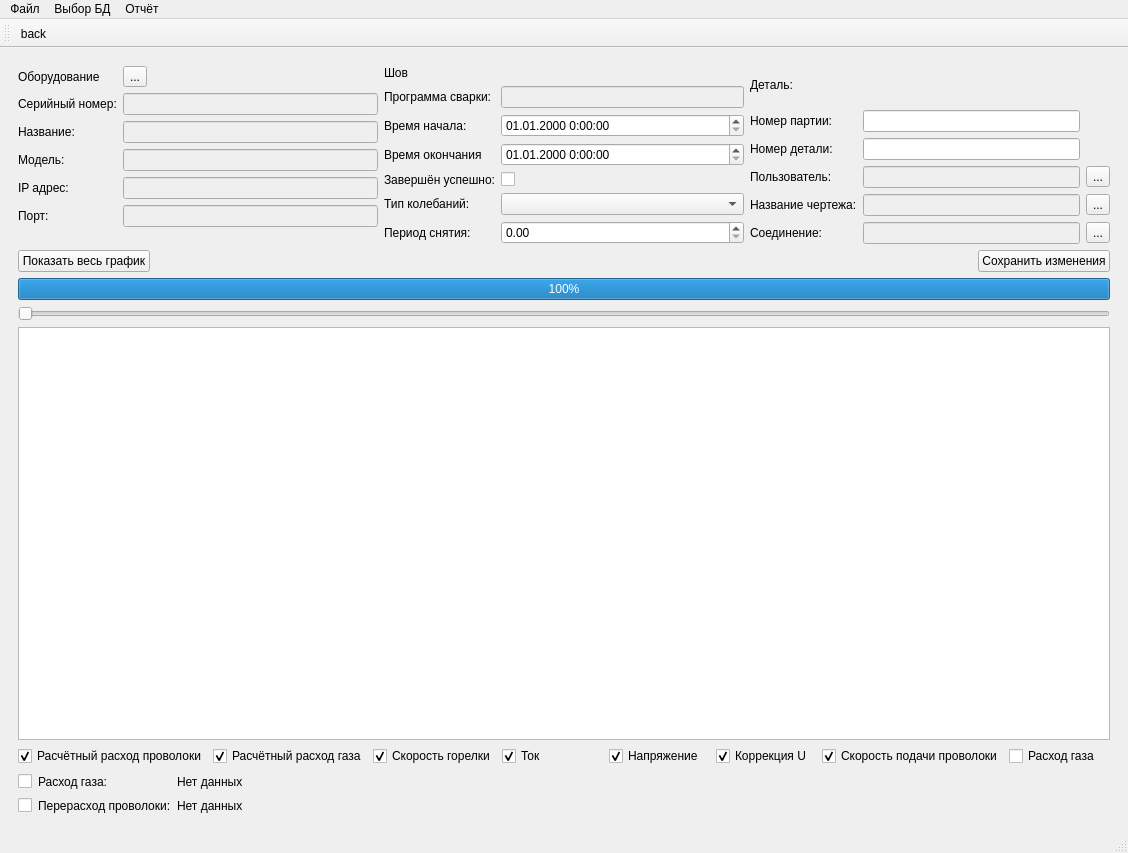
The window that venv/irsDB/base.ui (Ilaygor/irsDB) describes before a commit, drawn with Qt 5.
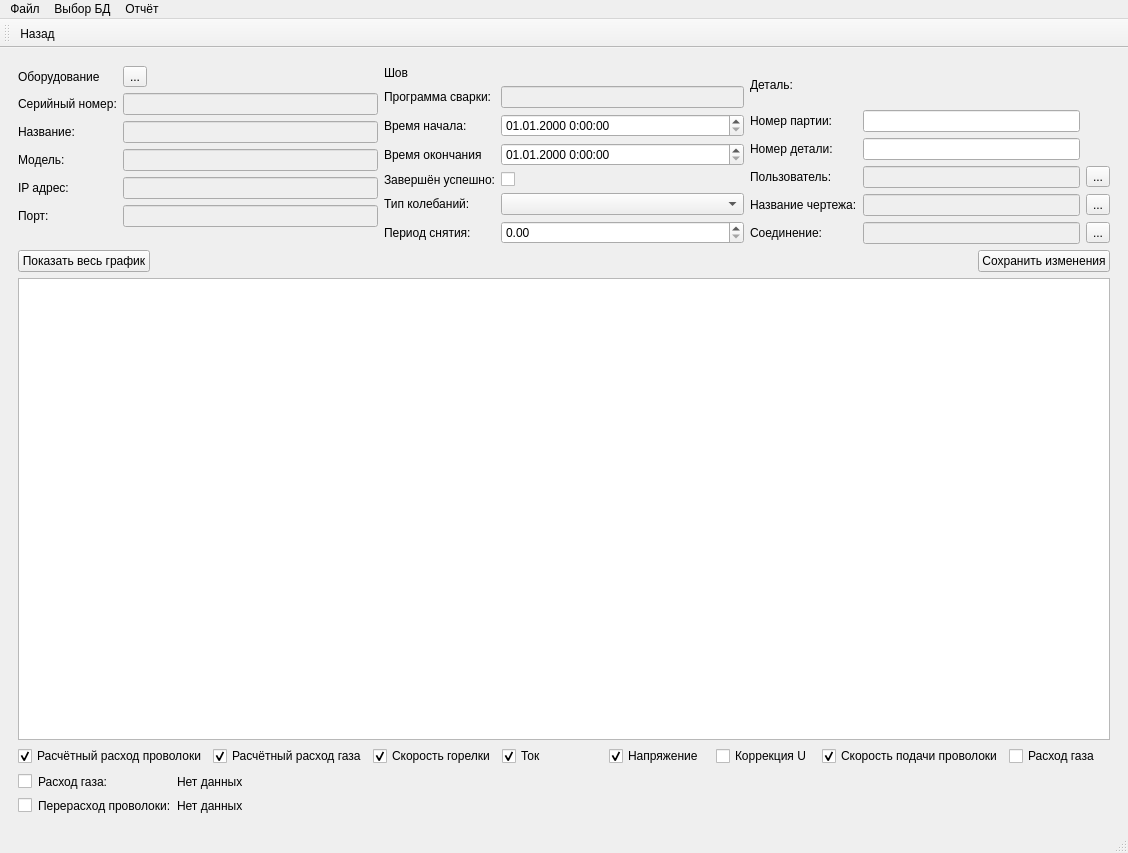
The same window after the commit. Icons and pictures are not drawn. Custom widgets are drawn as their Qt base class.

```diff
--- a/venv/irsDB/base.ui
+++ b/venv/irsDB/base.ui
@@ -379,23 +379,6 @@
           </item>
          </layout>
         </item>
-        <item>
-         <widget class="QProgressBar" name="testBar">
-          <property name="maximum">
-           <number>20</number>
-          </property>
-          <property name="value">
-           <number>20</number>
-          </property>
-         </widget>
-        </item>
-        <item>
-         <widget class="QSlider" name="testSlider">
-          <property name="orientation">
-           <enum>Qt::Horizontal</enum>
-          </property>
-         </widget>
-        </item>
         <item>
          <widget class="QChartView" name="graph">
           <property name="sizePolicy">
@@ -470,7 +453,7 @@
              <string>Коррекция U</string>
             </property>
             <property name="checked">
-             <bool>true</bool>
+             <bool>false</bool>
             </property>
            </widget>
           </item>
@@ -1824,7 +1807,7 @@
   </action>
   <action name="actionback">
    <property name="text">
-    <string>back</string>
+    <string>Назад</string>
    </property>
   </action>
   <action name="timePdf">
```
Left out of the diff: 9 changed lines with no effect on the pictures.
